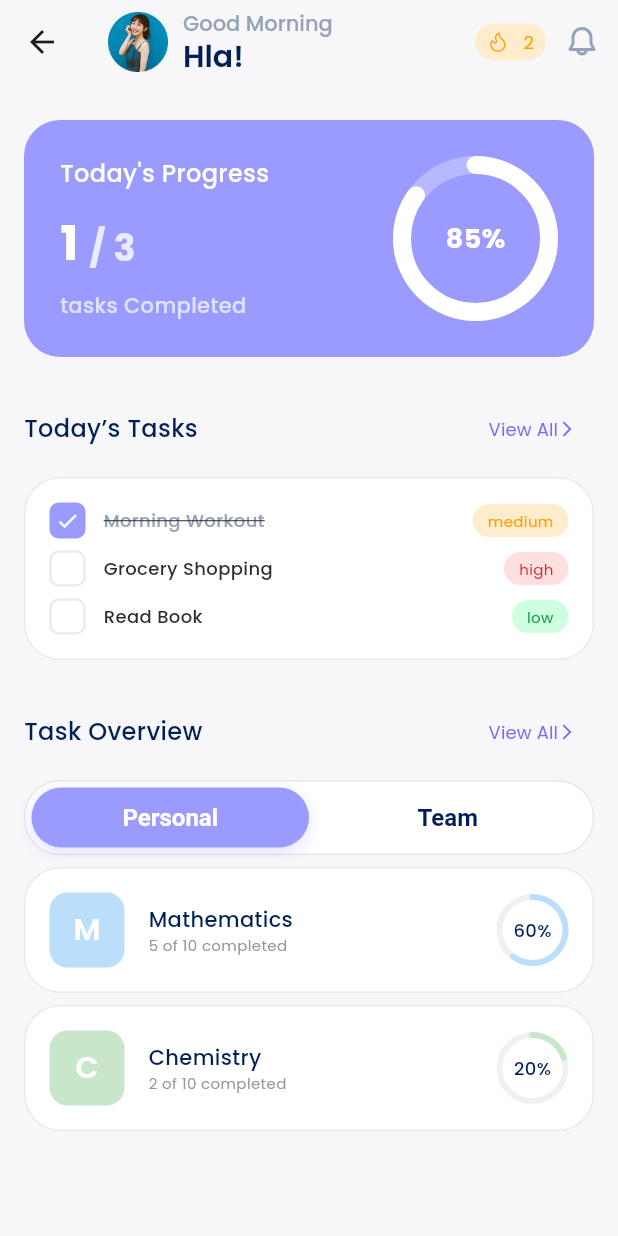
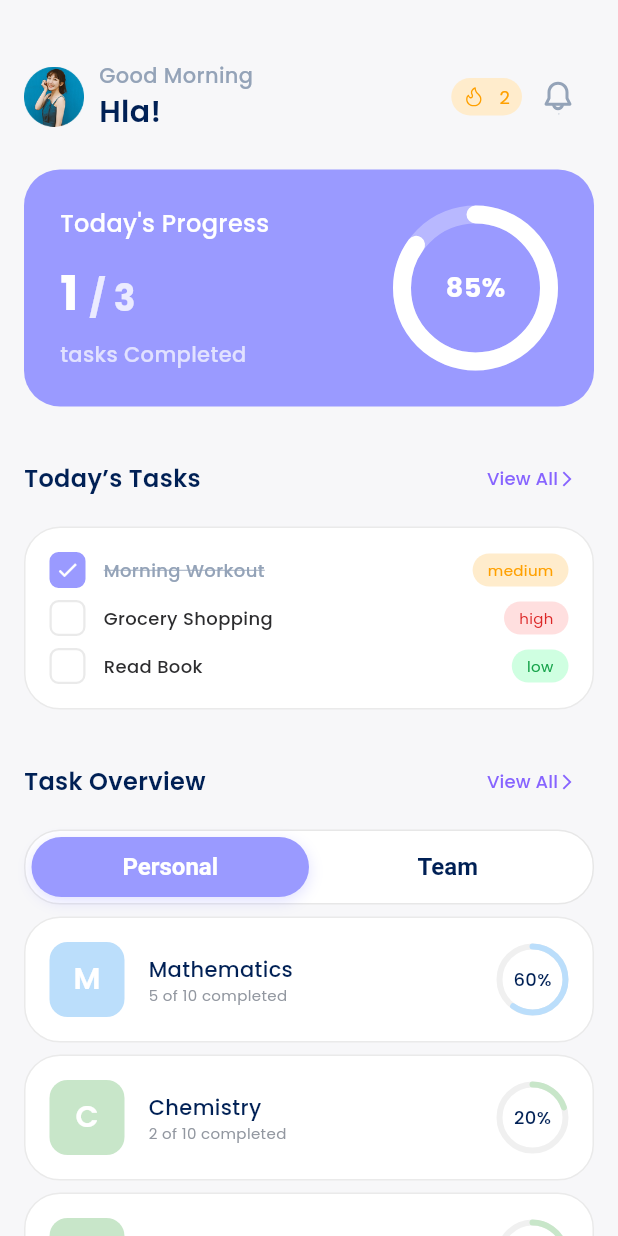
Before and after one commit to Adham167/Planova, a Flutter app: the HomeView screen opened directly, on a phone screen of 412 x 824 dp. Run offline on Flutter 3.47's test engine with Material 3 defaults, Android fonts, the phone set to English and light mode, and no system bars; drawn by our look-alikes of percent_indicator; our stand-ins replace flutter_svg.

Commit message:
feat: implement HomeView layout with custom app bar and task list view

```diff
--- a/lib/features/home/presentation/views/home_view.dart
+++ b/lib/features/home/presentation/views/home_view.dart
@@ -1,9 +1,5 @@
 import 'package:flutter/material.dart';
-import 'package:flutter_svg/svg.dart';
-
-import 'package:planova_app/core/constants/app_colors.dart';
-import 'package:planova_app/core/constants/app_styles.dart';
-import 'package:planova_app/core/constants/assets.dart';
+import 'package:planova_app/features/home/presentation/views/widgets/custom_app_bar.dart';
 import 'package:planova_app/features/home/presentation/views/widgets/task_overview_section.dart';
 import 'package:planova_app/features/home/presentation/views/widgets/today_progress_card.dart';
 import 'package:planova_app/features/home/presentation/views/widgets/todays_tasks_section.dart';
@@ -14,60 +10,13 @@ class HomeView extends StatelessWidget {
   @override
   Widget build(BuildContext context) {
     return Scaffold(
-      appBar: AppBar(
-        title: Row(
-          children: [
-            Image.asset(Assets.assetsImagesProfile, width: 40, height: 40),
-            const SizedBox(width: 10),
-            Column(
-              crossAxisAlignment: CrossAxisAlignment.start,
-              children: const [
-                Text('Good Morning', style: AppStyles.medium14),
-                Text('Hla!', style: AppStyles.semiBold20),
-              ],
-            ),
-          ],
-        ),
-        actions: [
-          Row(
-            mainAxisSize: MainAxisSize.min,
-            children: [
-              Container(
-                padding: const EdgeInsets.symmetric(horizontal: 8, vertical: 4),
-                decoration: BoxDecoration(
-                  color: AppColors.yellowSoft,
-                  borderRadius: BorderRadius.circular(20),
-                ),
-                child: Row(
-                  children: [
-                    SvgPicture.asset(Assets.assetsImagesFire),
-                    const SizedBox(width: 10),
-                    Text(
-                      "2",
-                      style: AppStyles.regular12.copyWith(
-                        color: AppColors.orange,
-                      ),
-                    ),
-                  ],
-                ),
-              ),
-              IconButton(
-                icon: SvgPicture.asset(
-                  Assets.assetsImagesNotification,
-                  width: 24,
-                  height: 24,
-                ),
-                onPressed: () {},
-              ),
-            ],
-          ),
-        ],
-      ),
       body: SingleChildScrollView(
         child: Padding(
-          padding: const EdgeInsets.symmetric(vertical: 24, horizontal: 16),
+          padding: const EdgeInsets.symmetric(vertical: 40, horizontal: 16),
           child: Column(
             children: [
+              CustomAppBar(),
+              SizedBox(height: 24),
               TodayProgressCard(),
               SizedBox(height: 24),
               TodaysTasksSection(),
--- /dev/null
+++ b/lib/features/home/presentation/views/widgets/custom_app_bar.dart
@@ -0,0 +1,72 @@
+
+import 'package:flutter/material.dart';
+import 'package:flutter_svg/svg.dart';
+import 'package:planova_app/core/constants/app_colors.dart';
+import 'package:planova_app/core/constants/app_styles.dart';
+import 'package:planova_app/core/constants/assets.dart';
+
+class CustomAppBar extends StatelessWidget {
+  const CustomAppBar({
+    super.key,
+  });
+
+  @override
+  Widget build(BuildContext context) {
+    return Row(
+      children: [
+        Row(
+          children: [
+            Image.asset(
+              Assets.assetsImagesProfile,
+              width: 40,
+              height: 40,
+            ),
+            const SizedBox(width: 10),
+            Column(
+              crossAxisAlignment: CrossAxisAlignment.start,
+              children: const [
+                Text('Good Morning', style: AppStyles.medium14),
+                Text('Hla!', style: AppStyles.semiBold20),
+              ],
+            ),
+          ],
+        ),
+        Spacer(),
+        Row(
+          children: [
+            Container(
+              padding: const EdgeInsets.symmetric(
+                horizontal: 8,
+                vertical: 4,
+              ),
+              decoration: BoxDecoration(
+                color: AppColors.yellowSoft,
+                borderRadius: BorderRadius.circular(20),
+              ),
+              child: Row(
+                children: [
+                  SvgPicture.asset(Assets.assetsImagesFire),
+                  const SizedBox(width: 10),
+                  Text(
+                    "2",
+                    style: AppStyles.regular12.copyWith(
+                      color: AppColors.orange,
+                    ),
+                  ),
+                ],
+              ),
+            ),
+            IconButton(
+              icon: SvgPicture.asset(
+                Assets.assetsImagesNotification,
+                width: 24,
+                height: 24,
+              ),
+              onPressed: () {},
+            ),
+          ],
+        ),
+      ],
+    );
+  }
+}
--- a/lib/features/home/presentation/views/widgets/header.dart
+++ b/lib/features/home/presentation/views/widgets/header.dart
@@ -3,8 +3,8 @@ import 'package:planova_app/core/constants/app_colors.dart';
 import 'package:planova_app/core/constants/app_styles.dart';
 
 class Header extends StatelessWidget {
-  const Header({super.key,required this.title});
-final String title;
+  const Header({super.key, required this.title});
+  final String title;
   @override
   Widget build(BuildContext context) {
     return Row(
@@ -12,7 +12,7 @@ final String title;
       children: [
         Text(
           title,
-          style: AppStyles.medium16.copyWith(color: AppColors.primaryBlue),
+          style: AppStyles.semiBold16.copyWith(color: AppColors.primaryBlue),
         ),
         TextButton(
           onPressed: () {},
@@ -20,7 +20,7 @@ final String title;
             children: [
               Text(
                 'View All',
-                style: AppStyles.regular12.copyWith(
+                style: AppStyles.medium12.copyWith(
                   color: AppColors.primaryPurple,
                 ),
               ),
--- /dev/null
+++ b/lib/features/home/presentation/views/widgets/progress_circle_indicator.dart
@@ -0,0 +1,24 @@
+import 'package:flutter/material.dart';
+import 'package:percent_indicator/circular_percent_indicator.dart';
+import 'package:planova_app/core/constants/app_colors.dart';
+import 'package:planova_app/core/constants/app_styles.dart';
+
+class ProgressCircleIndicator extends StatelessWidget {
+  const ProgressCircleIndicator({super.key});
+
+  @override
+  Widget build(BuildContext context) {
+    return CircularPercentIndicator(
+      radius: 55.0,
+      lineWidth: 12.0,
+      animation: true,
+      percent: 0.85,
+      center: const Text("85%", style: AppStyles.bold18),
+      circularStrokeCap: CircularStrokeCap.round,
+      progressColor: AppColors.white,
+      backgroundColor: AppColors.white.withOpacity(0.3),
+      animationDuration: 1200,
+      curve: Curves.easeInOut,
+    );
+  }
+}
--- a/lib/features/home/presentation/views/widgets/task_item.dart
+++ b/lib/features/home/presentation/views/widgets/task_item.dart
@@ -6,11 +6,7 @@ import 'package:planova_app/features/home/models/task_item_model.dart';
 class TaskItem extends StatelessWidget {
   final TaskItemModel taskItemModel;
 
-  const TaskItem({
-    super.key,
-    required this.taskItemModel,
-
-  });
+  const TaskItem({super.key, required this.taskItemModel});
 
   @override
   Widget build(BuildContext context) {
@@ -22,7 +18,9 @@ class TaskItem extends StatelessWidget {
             width: 24,
             height: 24,
             decoration: BoxDecoration(
-              color: taskItemModel.isDone ? AppColors.primaryLightPurple : Colors.transparent,
+              color: taskItemModel.isDone
+                  ? AppColors.primaryLightPurple
+                  : Colors.transparent,
               borderRadius: BorderRadius.circular(6),
               border: Border.all(
                 color: taskItemModel.isDone
@@ -40,8 +38,13 @@ class TaskItem extends StatelessWidget {
             child: Text(
               taskItemModel.title,
               style: AppStyles.medium12.copyWith(
-                color: taskItemModel.isDone ? AppColors.blueGrey : AppColors.darkGrey,
-                decoration: taskItemModel.isDone ? TextDecoration.lineThrough : null,
+                color: taskItemModel.isDone
+                    ? AppColors.blueGrey
+                    : AppColors.darkGrey,
+                decoration: taskItemModel.isDone
+                    ? TextDecoration.lineThrough
+                    : null,
+                decorationColor: AppColors.blueGrey,
               ),
             ),
           ),
--- /dev/null
+++ b/lib/features/home/presentation/views/widgets/task_list_view.dart
@@ -0,0 +1,42 @@
+import 'package:flutter/material.dart';
+import 'package:planova_app/features/home/models/task_item_model.dart';
+import 'package:planova_app/features/home/presentation/views/widgets/task_item.dart';
+
+class TaskListView extends StatefulWidget {
+  const TaskListView({super.key, required this.tasks});
+  final List<TaskItemModel> tasks;
+  @override
+  State<TaskListView> createState() => _TaskListViewState();
+}
+
+class _TaskListViewState extends State<TaskListView> {
+  late List<TaskItemModel> tasks;
+  @override
+  void initState() {
+    tasks = List.from(widget.tasks);
+    super.initState();
+  }
+
+  @override
+  Widget build(BuildContext context) {
+    return Column(
+      children: List.generate(tasks.length, (index) {
+        final task = tasks[index];
+        return Column(
+          children: [
+            TaskItem(
+              taskItemModel: task.copyWith(
+                onTap: () {
+                  setState(() {
+                    tasks[index] = task.copyWith(isDone: !task.isDone);
+                  });
+                },
+              ),
+            ),
+            if (index != tasks.length - 1) const SizedBox(height: 8),
+          ],
+        );
+      }),
+    );
+  }
+}
--- a/lib/features/home/presentation/views/widgets/task_overview_section.dart
+++ b/lib/features/home/presentation/views/widgets/task_overview_section.dart
@@ -56,6 +56,24 @@ class _TaskOverviewSectionState extends State<TaskOverviewSection> {
             progress: 0.2,
           ),
         ),
+        TaskCard(
+          taskCardModel: TaskCardModel(
+            title: "Chemistry",
+            sub: "2 of 10 completed",
+            color: Colors.green.shade100,
+            iconText: "C",
+            progress: 0.2,
+          ),
+        ),
+        TaskCard(
+          taskCardModel: TaskCardModel(
+            title: "Chemistry",
+            sub: "2 of 10 completed",
+            color: Colors.green.shade100,
+            iconText: "C",
+            progress: 0.2,
+          ),
+        ),
       ],
     );
   }
--- a/lib/features/home/presentation/views/widgets/today_progress_card.dart
+++ b/lib/features/home/presentation/views/widgets/today_progress_card.dart
@@ -1,7 +1,7 @@
 import 'package:flutter/material.dart';
-import 'package:percent_indicator/circular_percent_indicator.dart';
 import 'package:planova_app/core/constants/app_colors.dart';
 import 'package:planova_app/core/constants/app_styles.dart';
+import 'package:planova_app/features/home/presentation/views/widgets/progress_circle_indicator.dart';
 
 class TodayProgressCard extends StatelessWidget {
   const TodayProgressCard({super.key});
@@ -45,26 +45,7 @@ class TodayProgressCard extends StatelessWidget {
               ),
             ],
           ),
-
-          CircularPercentIndicator(
-            radius: 55.0,
-            lineWidth: 12.0,
-            animation: true,
-            percent: 0.85,
-            center: const Text(
-              "85%",
-              style: TextStyle(
-                fontWeight: FontWeight.bold,
-                fontSize: 18.0,
-                color: AppColors.white,
-              ),
-            ),
-            circularStrokeCap: CircularStrokeCap.round,
-            progressColor: AppColors.white,
-            backgroundColor: AppColors.white.withOpacity(0.3),
-            animationDuration: 1200,
-            curve: Curves.easeInOut,
-          ),
+          ProgressCircleIndicator(),
         ],
       ),
     );
--- a/lib/features/home/presentation/views/widgets/todays_tasks_section.dart
+++ b/lib/features/home/presentation/views/widgets/todays_tasks_section.dart
@@ -2,24 +2,15 @@ import 'package:flutter/material.dart';
 import 'package:planova_app/core/constants/app_colors.dart';
 import 'package:planova_app/features/home/models/task_item_model.dart';
 import 'package:planova_app/features/home/presentation/views/widgets/header.dart';
-import 'task_item.dart';
+import 'package:planova_app/features/home/presentation/views/widgets/task_list_view.dart';
 
-class TodaysTasksSection extends StatefulWidget {
+class TodaysTasksSection extends StatelessWidget {
   const TodaysTasksSection({super.key});
 
-  @override
-  State<TodaysTasksSection> createState() => _TodaysTasksSectionState();
-}
-
-class _TodaysTasksSectionState extends State<TodaysTasksSection> {
-  final List<TaskItemModel> tasks = [
-    const TaskItemModel(
-      title: "Morning Workout",
-      priority: "medium",
-      isDone: true,
-    ),
-    const TaskItemModel(title: "Grocery Shopping", priority: "high"),
-    const TaskItemModel(title: "Read Book", priority: "low"),
+  final List<TaskItemModel> tasks = const [
+    TaskItemModel(title: "Morning Workout", priority: "medium", isDone: true),
+    TaskItemModel(title: "Grocery Shopping", priority: "high"),
+    TaskItemModel(title: "Read Book", priority: "low"),
   ];
 
   @override
@@ -35,25 +26,7 @@ class _TodaysTasksSectionState extends State<TodaysTasksSection> {
             borderRadius: BorderRadius.circular(24),
             border: Border.all(color: AppColors.grey300),
           ),
-          child: Column(
-            children: List.generate(tasks.length, (index) {
-              final task = tasks[index];
-              return Column(
-                children: [
-                  TaskItem(
-                    taskItemModel: task.copyWith(
-                      onTap: () {
-                        setState(() {
-                          tasks[index] = task.copyWith(isDone: !task.isDone);
-                        });
-                      },
-                    ),
-                  ),
-                  if (index != tasks.length - 1) const SizedBox(height: 8),
-                ],
-              );
-            }),
-          ),
+          child: TaskListView(tasks: tasks),
         ),
       ],
     );
--- a/lib/main.dart
+++ b/lib/main.dart
@@ -22,7 +22,7 @@ class MyApp extends StatelessWidget {
           elevation: 0,
         ),
       ),
-      home: GroupDetailsView(),
+      home: HomeView(),
       debugShowCheckedModeBanner: false,
     );
   }
```
